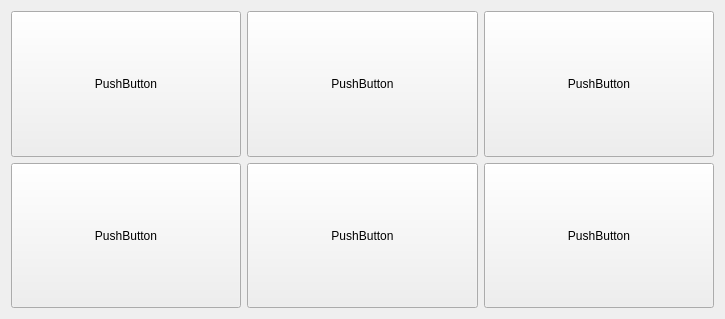
First picture: the form in cmainwindow.ui, repository joergpauly/VoyagerHead, before the edit.
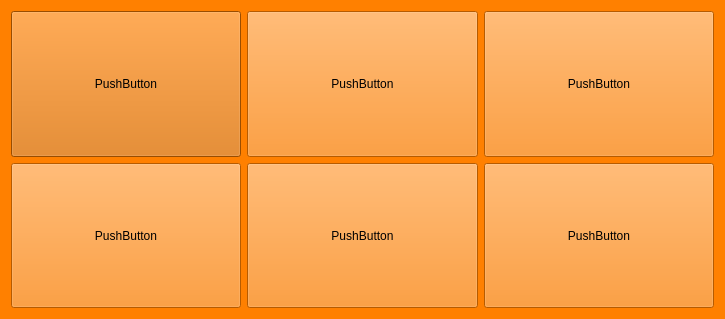
Second picture: the form after the edit.

```diff
--- a/cmainwindow.ui
+++ b/cmainwindow.ui
@@ -11,7 +11,10 @@
    </rect>
   </property>
   <property name="windowTitle">
-   <string>CMainWindow</string>
+   <string>VoyagerHead</string>
+  </property>
+  <property name="styleSheet">
+   <string notr="true">background-color: rgb(255, 128, 0);</string>
   </property>
   <widget class="QWidget" name="centralWidget">
    <layout class="QVBoxLayout" name="verticalLayout">
@@ -25,6 +28,13 @@
           <verstretch>0</verstretch>
          </sizepolicy>
         </property>
+        <property name="autoFillBackground">
+         <bool>false</bool>
+        </property>
+        <property name="styleSheet">
+         <string notr="true">background-color: rgb(170, 85, 0);
+background-color: rgb(216, 108, 0);</string>
+        </property>
         <property name="text">
          <string>PushButton</string>
         </property>
```
